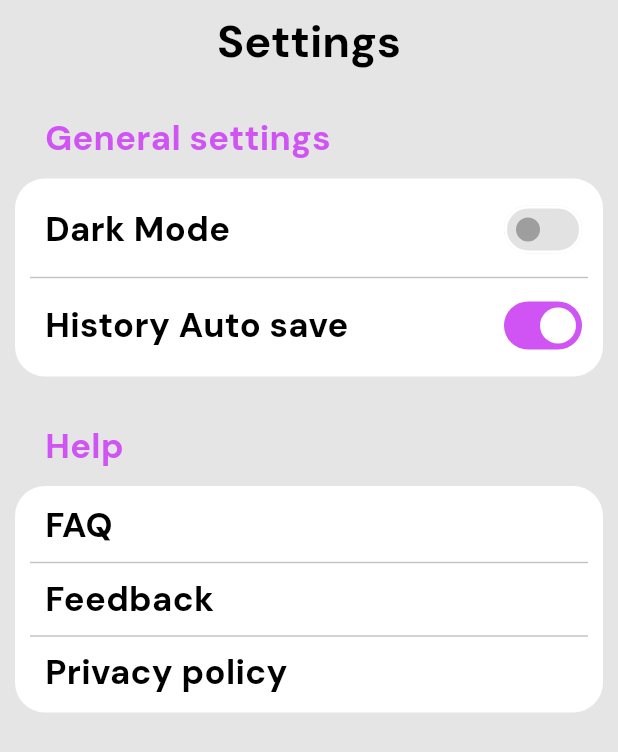
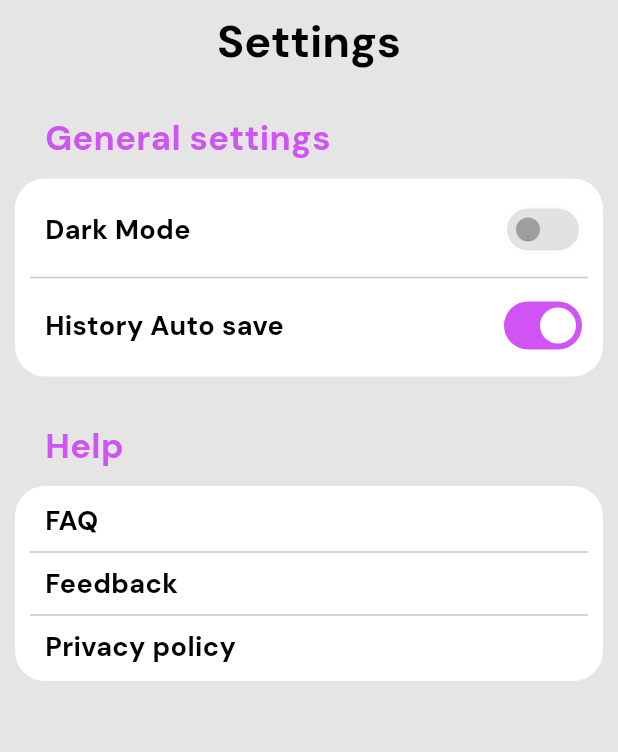
Before and after one commit to PathumDilhara/QR-Mobile-App, a Flutter app: the SettingsPage screen opened by its route, on a phone screen of 412 x 824 dp. Shown: the top 752 px of the screen. Run offline on Flutter 3.47's test engine with Material 3 defaults, Android fonts, the phone set to English and light mode, and no system bars; our stand-ins replace go_router, google_fonts, hive, hive_flutter, image_gallery_saver, permission_handler and 5 more; missing offline and left inert: qr_code_scanner; accounts and stored records are empty.

```diff
--- a/lib/widgets/setting_widget.dart
+++ b/lib/widgets/setting_widget.dart
@@ -17,7 +17,7 @@ class SettingsContentWidget extends StatelessWidget {
             title,
             textAlign: TextAlign.start,
             style: TextStyle(
-              fontSize: 23,
+              fontSize: 18,
               fontWeight: FontWeight.bold,
               color: Theme.of(context).brightness == Brightness.dark
                   ? Colors.white.withOpacity(0.7)
```
Also changed, not shown: lib/pages/home_page/sub_pages/scanning_page.dart (+5 -6 lines).
